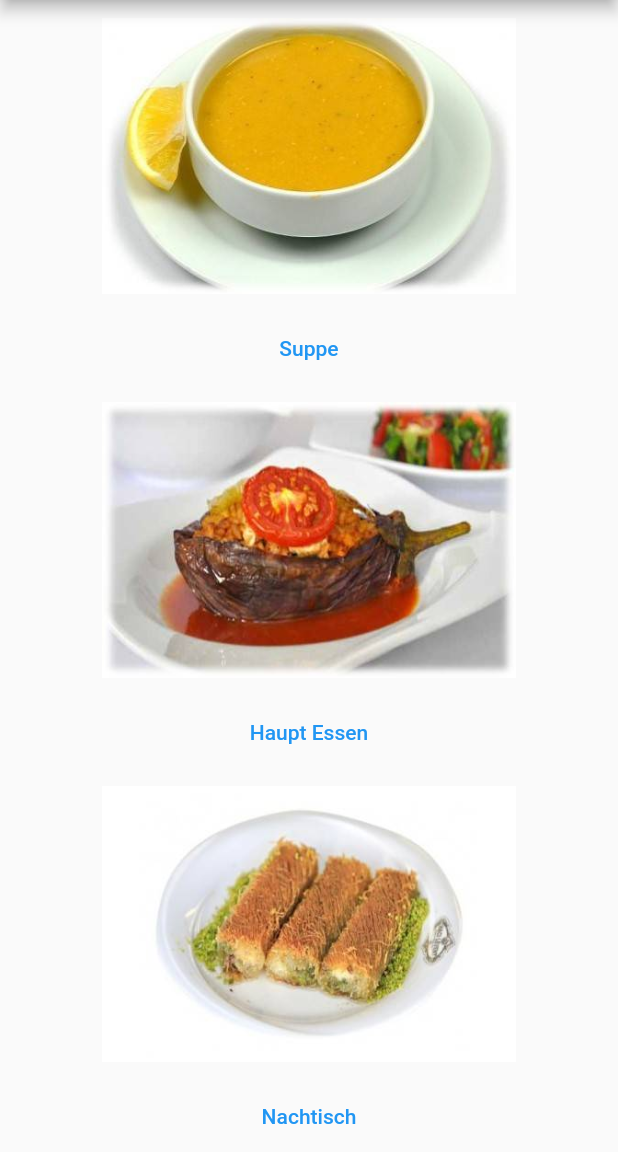
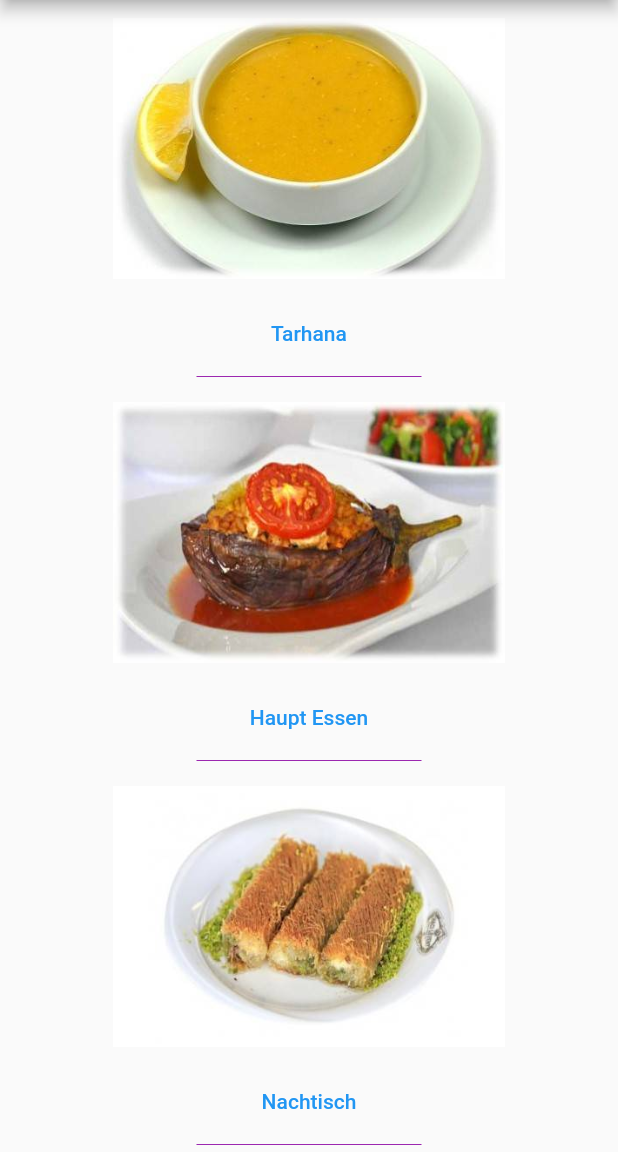
Before and after one commit to emircaglar/was_esse_ich, a Flutter app: the screen it shows after launch, on a phone screen of 412 x 824 dp, the part 84-1236 px from its top. Run offline on Flutter 3.47's test engine with Material 2 defaults, Android fonts, the phone set to English and light mode, and no system bars.

Commit message:
essen neu1

```diff
--- a/lib/main.dart
+++ b/lib/main.dart
@@ -32,7 +32,7 @@ class _DasEssenState extends State<DasEssen> {
   int suppe_No=1;
   int haupt_essen_No=1;
   int nachtisch_No=1;
-
+List<String> corbalar=["Mercimek","Tarhana","Dugun C","Yogurtlu"];
   @override
   Widget build(BuildContext context) {
     return Center(
@@ -48,7 +48,14 @@ class _DasEssenState extends State<DasEssen> {
               onPressed: (){
                 print("Tiklandi");
               },
-              child: Text('Suppe')),
+              child: Text(corbalar[suppe_No])),
+          Container(
+            width: 150,
+            child:Divider(
+              height: 10,
+              color: Colors.purple,
+            ),
+          ),
 
           Expanded(
             child: Padding(
@@ -67,6 +74,14 @@ class _DasEssenState extends State<DasEssen> {
               },
               child: Text('Haupt Essen'),
           ),
+          Container(
+            width: 150,
+            child:Divider(
+              height: 10,
+              color: Colors.purple,
+            ),
+          ),
+
           Expanded(
             child: Padding(
               padding: const EdgeInsets.all(12.0),
@@ -79,6 +94,14 @@ class _DasEssenState extends State<DasEssen> {
                 print('Tiklandi');
               },
               child: Text('Nachtisch')),
+          Container(
+            width: 150,
+            child:Divider(
+              height: 10,
+              color: Colors.purple,
+            ),
+          ),
+
         ],
       ),
     );
```
